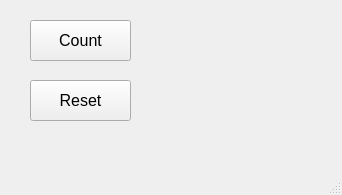
Above: Kotitehtavat/teht6/mainwindow.ui from Nilssoni/olio-ohjelmointi before the change. Below: the same form after it.
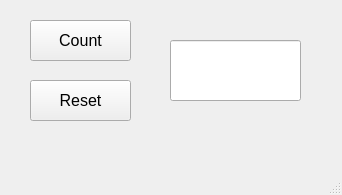
That is the form after the change.

Commit message: teht6_1 muokkaus

```diff
--- a/Kotitehtavat/teht6/mainwindow.ui
+++ b/Kotitehtavat/teht6/mainwindow.ui
@@ -50,26 +50,20 @@
      <string>Reset</string>
     </property>
    </widget>
-   <widget class="QLabel" name="labelResult">
+   <widget class="QLineEdit" name="lineCounter">
     <property name="geometry">
      <rect>
       <x>170</x>
-      <y>50</y>
+      <y>40</y>
       <width>131</width>
-      <height>41</height>
+      <height>61</height>
      </rect>
     </property>
     <property name="font">
      <font>
-      <pointsize>12</pointsize>
+      <pointsize>18</pointsize>
      </font>
     </property>
-    <property name="autoFillBackground">
-     <bool>false</bool>
-    </property>
-    <property name="text">
-     <string/>
-    </property>
    </widget>
   </widget>
   <widget class="QMenuBar" name="menubar">
```
The commit also changes 1 other file.
